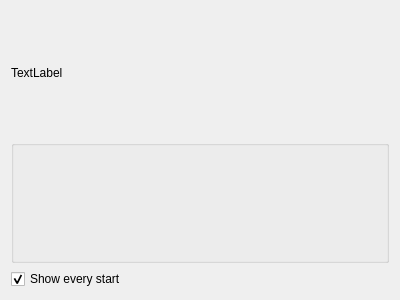
The window that mantidimaging/gui/ui/welcome_screen_dialog.ui (mantidproject/mantidimaging) describes before a commit, drawn with Qt 5.
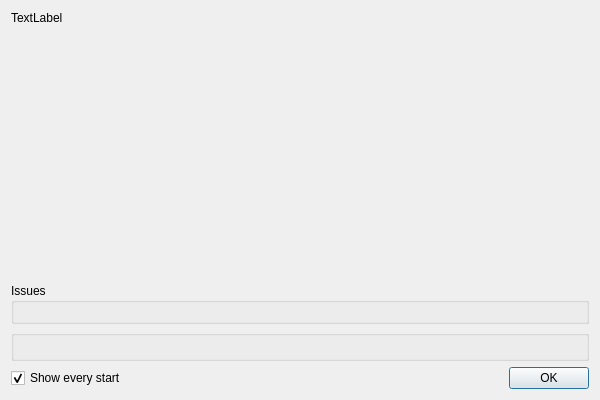
The same window after the commit. Icons and pictures are not drawn.

Commit message:
Update welcome dialog
Add background
Add OK button
Add issue box, hidden until issues added
Move old version error to welcome screen

The edit to the form file:
```diff
--- a/mantidimaging/gui/ui/welcome_screen_dialog.ui
+++ b/mantidimaging/gui/ui/welcome_screen_dialog.ui
@@ -6,21 +6,59 @@
    <rect>
     <x>0</x>
     <y>0</y>
-    <width>400</width>
-    <height>300</height>
+    <width>600</width>
+    <height>400</height>
    </rect>
   </property>
   <property name="windowTitle">
    <string>About Mantid Imaging</string>
   </property>
+  <property name="styleSheet">
+   <string notr="true">#WelcomeScreenDialog {
+border-image:url(images/welcome_screen_background.png);
+min-width:30em; min-height:20em;
+max-width:30em; max-height:20em;
+}</string>
+  </property>
   <layout class="QVBoxLayout" name="verticalLayout">
    <item>
     <widget class="QLabel" name="version_label">
+     <property name="styleSheet">
+      <string notr="true">margin-top:3em;</string>
+     </property>
      <property name="text">
       <string>TextLabel</string>
      </property>
     </widget>
    </item>
+   <item>
+    <spacer name="verticalSpacer">
+     <property name="orientation">
+      <enum>Qt::Vertical</enum>
+     </property>
+     <property name="sizeHint" stdset="0">
+      <size>
+       <width>20</width>
+       <height>40</height>
+      </size>
+     </property>
+    </spacer>
+   </item>
+   <item>
+    <widget class="QGroupBox" name="issue_box">
+     <property name="enabled">
+      <bool>true</bool>
+     </property>
+     <property name="title">
+      <string>Issues</string>
+     </property>
+     <layout class="QVBoxLayout" name="verticalLayout_4">
+      <item>
+       <layout class="QVBoxLayout" name="issue_box_layout"/>
+      </item>
+     </layout>
+    </widget>
+   </item>
    <item>
     <widget class="QGroupBox" name="link_box">
      <property name="title">
@@ -34,14 +72,38 @@
     </widget>
    </item>
    <item>
-    <widget class="QCheckBox" name="show_at_start">
-     <property name="text">
-      <string>Show every start</string>
-     </property>
-     <property name="checked">
-      <bool>true</bool>
-     </property>
-    </widget>
+    <layout class="QHBoxLayout" name="horizontalLayout">
+     <item>
+      <widget class="QCheckBox" name="show_at_start">
+       <property name="text">
+        <string>Show every start</string>
+       </property>
+       <property name="checked">
+        <bool>true</bool>
+       </property>
+      </widget>
+     </item>
+     <item>
+      <spacer name="horizontalSpacer">
+       <property name="orientation">
+        <enum>Qt::Horizontal</enum>
+       </property>
+       <property name="sizeHint" stdset="0">
+        <size>
+         <width>40</width>
+         <height>20</height>
+        </size>
+       </property>
+      </spacer>
+     </item>
+     <item>
+      <widget class="QPushButton" name="ok_button">
+       <property name="text">
+        <string>OK</string>
+       </property>
+      </widget>
+     </item>
+    </layout>
    </item>
   </layout>
  </widget>
```
The commit also changes 6 other files.
